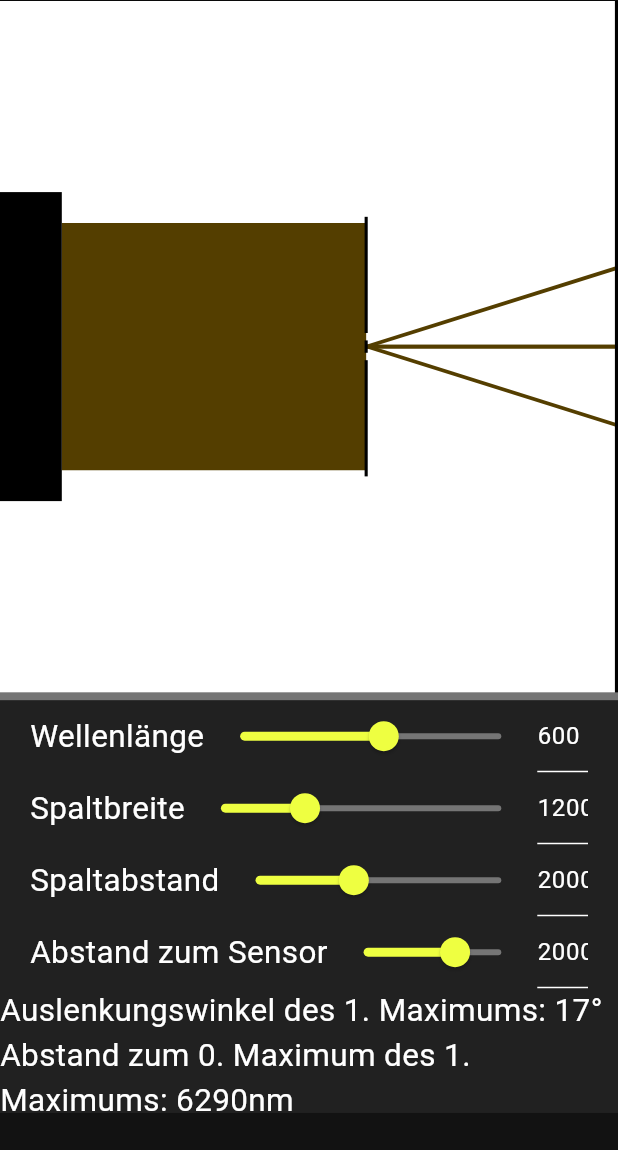
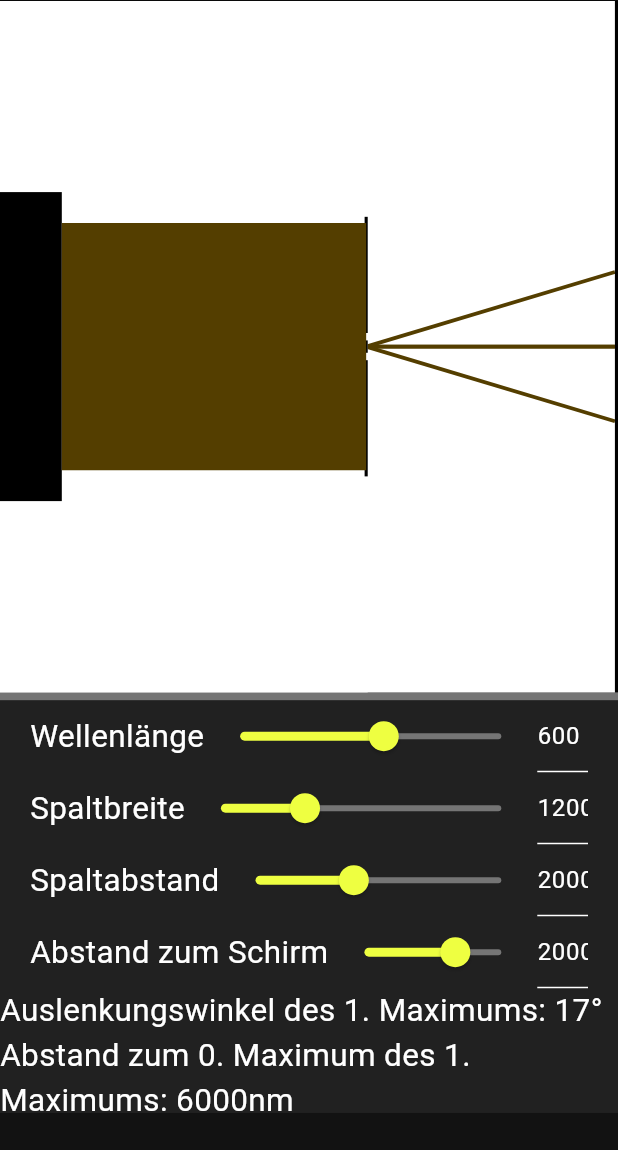
Before and after one commit to FerdiGlitz/physik_facharbeit, a Flutter app: the screen it shows after launch, on a phone screen of 412 x 824 dp, the part 86-1236 px from its top. Run offline on Flutter 3.47's test engine with Material 3 defaults, Android fonts, the phone set to English and light mode, and no system bars.

Commit message:
- Schirmbild hinzugefügt - neue Formel korrigiert und als Standardformel ausgewählt

```diff
--- a/lib/line_painter.dart
+++ /dev/null
@@ -1,25 +0,0 @@
-import 'package:flutter/material.dart';
-import 'package:physik_facharbeit/line.dart';
-
-class LinePainter extends CustomPainter {
-  final List<Line> lines;
-
-  final double lineWidth;
-
-  final Color lineColor;
-
-  const LinePainter ({required this.lines, required this.lineWidth, required this.lineColor});
-
-  @override
-  void paint(Canvas canvas, Size size) {
-    Paint paint = Paint();
-    paint.color = lineColor;
-    paint.strokeWidth = lineWidth;
-    for (int i = 0; i < lines.length; i++) {
-      canvas.drawLine(lines[i].lineStart, lines[i].lineEnd, paint);
-    }
-  }
-
-  @override
-  bool shouldRepaint(LinePainter oldDelegate) => true;
-}
--- /dev/null
+++ b/lib/lines/intensity_line.dart
@@ -0,0 +1,7 @@
+import 'line.dart';
+
+class IntensityLine extends Line{
+  double intensity;
+
+  IntensityLine ({required super.lineStart, required super.lineEnd, required this.intensity});
+}
--- a/lib/settings/sources.dart
+++ b/lib/settings/sources.dart
@@ -30,6 +30,7 @@ class _SourcesState extends State<Sources> {
   }
 
   List<Source> formeln = [
-    Source(usage: "Formel für λ zu RGB", source: "http://www.olos.de/~ukern/publ/tex/pdf/dtk200504.pdf")
+    Source(usage: "Formel für λ zu RGB", source: "http://www.olos.de/~ukern/publ/tex/pdf/dtk200504.pdf"),
+    Source(usage: "Formel für Lichtintensität", source: "https://studyflix.de/ingenieurwissenschaften/doppelspalt-6580")
   ];
 }
--- a/lib/sim_calculator.dart
+++ b/lib/sim_calculator.dart
@@ -1,9 +1,9 @@
 import 'dart:math';
 import 'dart:ui';
+import 'package:flutter/animation.dart';
 import 'package:flutter/cupertino.dart';
-import 'package:physik_facharbeit/sim_ui.dart';
-
-import 'line.dart';
+import 'package:physik_facharbeit/lines/intensity_line.dart';
+import 'lines/line.dart';
 
 class SimCalculator {
   double height;
@@ -22,34 +22,96 @@ class SimCalculator {
     required this.abstandZumSchirm
   });
 
+  ///Lichtintensität an einem beliebigen Punkt auf dem Schirm berechen
+  double calculateIntensity(double position) {
+    ///Aufteilung in mehrere Rechnungen zur Vermeidung von Fehlern
+    double d = (spaltbreite / 2) + spaltabstand;
+    double a = sin((2 * pi * d * sin(position)) / wellenlaenge);
+    double b = sin((pi * d * sin(position)) / wellenlaenge);
+    double c = sin((pi * spaltabstand * sin(position)) / wellenlaenge);
+    double e = (pi * spaltabstand * sin(position)) / wellenlaenge;
+
+    double intensity = pow(a / b, 2) * pow(c / e, 2).toDouble();
+    return intensity;
+  }
+
+  ///Schirmbild berechnen
+  List<IntensityLine> calculateIntensityLines() {
+    double maxIntensity = calculateIntensity(0.000000001);
+
+    List<IntensityLine> lines = [];
+
+    ///optimiert die Berechnung durch auslassungen
+    int optimizer = 2;
+
+    for (int i = 1; i < width / 2; i += optimizer) {
+      for (int j = 0; j < optimizer; j++) {
+        lines.addAll (
+            [
+              IntensityLine(
+                  lineStart: Offset(width / 2 - i + j, 0),
+                  lineEnd: Offset(width / 2 - i + j, height),
+                  intensity: calculateIntensity(i * (1 / (width / 2))) * (1 / maxIntensity)
+              ),
+              IntensityLine(
+                  lineStart: Offset(width / 2 + i - j, 0),
+                  lineEnd: Offset(width / 2 + i - j, height),
+                  intensity: calculateIntensity(i * (1 / (width / 2))) * (1 / maxIntensity)
+              ),
+            ]
+        );
+      }
+    }
+
+    return lines;
+  }
+
+  ///Mittelpunkt zwischen den Spalten
   Offset resultLineStart() {
     return Offset(
-        abstandLampeSpaltPixelBerechnen() +
-            width * 0.1025,
-        height * 0.28);
+        abstandLampeSpaltPixelBerechnen() + width * 0.1025, height * 0.28);
+  }
+
+  ///genaue Startpunkte
+  Offset mitteUntererSpalt() {
+    Offset mitte = resultLineStart();
+    double spaltbreitePixel = spaltbreite * 0.01 * height * 0.0005;
+    double spaltabstandPixel = spaltabstand * 0.01 * height * 0.0005;
+    return Offset(mitte.dx, mitte.dy + spaltbreitePixel / 2 + spaltabstandPixel / 2);
+  }
+
+  Offset mitteObererSpalt() {
+    Offset mitte = resultLineStart();
+    double spaltbreitePixel = spaltbreite * 0.01 * height * 0.0005;
+    double spaltabstandPixel = spaltabstand * 0.01 * height * 0.0005;
+    return Offset(mitte.dx, mitte.dy - spaltbreitePixel / 2 - spaltabstandPixel / 2);
   }
 
   Offset lampePositionPixel() {
-    return Offset(width * 0.1,
-        height * 0.28);
+    return Offset(width * 0.1, height * 0.28);
   }
 
   double abstandLampeSpaltPixelBerechnen() {
-    return width -
-        (width * abstandZumSchirm * 0.00002 +
-            width * 0.11);
+    return width - (width * abstandZumSchirm * 0.00002 + width * 0.11);
+  }
+
+  double wellenlaengePixelBerechnen() {
+    return wellenlaenge * 0.02;
   }
 
   ///berechnet abstand des k.Maximums zum 0.Maximum (ak) in nm
   ///k element von {1; 2; 3; ...}
   ///line target = Höhe des Doppelspaltes + ak (in Pixel)
   double abstandZumNulltenMaximum(int k) {
-    double ak = tan(asin(k * wellenlaenge / spaltabstand)) * abstandZumSchirm;///Alte Formel
-    if (SimUI.useNewWrongFormula) {
-      double o = (k * wellenlaenge)/spaltabstand;
+    double ak = 0;
+    double o = (k * wellenlaenge)/(spaltabstand + (spaltbreite / 2));
+    ///formula only valid while 0 < 1
+    if (o < 1) {
       ak = sqrt(((o*o)*(abstandZumSchirm * abstandZumSchirm))/((1-o)*(1-o)));///neue Formel
     }
-    //debugPrint(ak.toString());
+    else {
+      ak = 0;
+    }
     return ak;
   }
 
--- a/lib/sim_top_view.dart
+++ b/lib/sim_top_view.dart
@@ -1,7 +1,7 @@
 import 'package:flutter/material.dart';
 import 'package:physik_facharbeit/sim_calculator.dart';
-import 'line.dart';
-import 'line_painter.dart';
+import 'lines/line.dart';
+import 'painters/line_painter.dart';
 
 class SimTopView extends StatefulWidget {
   final SimCalculator simCalculator;
@@ -38,6 +38,35 @@ class _SimTopViewState extends State<SimTopView> {
             CustomPaint(
               size: const Size.fromWidth(0.5),
               painter: LinePainter(
+                simCalculator: widget.simCalculator,
+                lineColor: widget.simCalculator.farbeBerechnen(),
+                lineWidth: 600 * 0.01 * widget.simCalculator.height * 0.0005,
+                lines: widget.simCalculator.maximaBerechnen()),
+            ),
+          ],
+        ),
+        Row(
+          mainAxisAlignment: MainAxisAlignment.start,
+          children: [
+            Stack(
+              children: [
+                Container(
+                  color: Colors.white,
+                  child: Row(
+                    mainAxisAlignment: MainAxisAlignment.start,
+                    children: [
+                      lampe(),
+                      SizedBox(
+                        width: widget.simCalculator.abstandLampeSpaltPixelBerechnen(),
+                      ),
+                      spalt(),
+                    ],
+                  ),
+                ),
+                CustomPaint(
+                  size: const Size.fromWidth(0.5),
+                  painter: LinePainter(
+                      simCalculator: widget.simCalculator,
                       lineColor: widget.simCalculator.farbeBerechnen(),
                       lineWidth: widget.simCalculator.height * 0.2,
                       lines: [
@@ -52,28 +81,10 @@ class _SimTopViewState extends State<SimTopView> {
                       ]
                   ),
                 ),
-            CustomPaint(
-              size: const Size.fromWidth(0.5),
-              painter: LinePainter(
-                  lineColor: widget.simCalculator.farbeBerechnen(),
-                  lineWidth:
-                  600 * 0.01 * widget.simCalculator.height * 0.0005,
-                  lines: widget.simCalculator.maximaBerechnen()),
-            ),
               ],
             ),
-        Row(
-          mainAxisAlignment: MainAxisAlignment.start,
-          children: [
-            lampe(),
             SizedBox(
-              width: widget.simCalculator.abstandLampeSpaltPixelBerechnen(),
-            ),
-            spalt(),
-            SizedBox(
-              width: widget.simCalculator.width *
-                  widget.simCalculator.abstandZumSchirm *
-                  0.00002,
+              width: widget.simCalculator.width * widget.simCalculator.abstandZumSchirm * 0.00002,
             ),
             schirm()
           ],
--- a/lib/sim_ui.dart
+++ b/lib/sim_ui.dart
@@ -6,7 +6,6 @@ import 'package:physik_facharbeit/sim_top_view.dart';
 class SimUI extends StatefulWidget {
   final double height;
   final double width;
-  static bool useNewWrongFormula = false;
 
   const SimUI({super.key, required this.height, required this.width});
 
@@ -73,7 +72,7 @@ class _SimUIState extends State<SimUI> {
                   wellenlaengeSlider(),
                   spaltbreiteSlider(),
                   spaltabsstandSlider(),
-                  abstandZumSensorSlider(),
+                  abstandZumSchirmSlider(),
                   Text(
                     'Auslenkungswinkel des 1. Maximums: ${simCalculator.alphaBerechnen(1).round().toString()}°',
                     textScaler: const TextScaler.linear(1.5),
@@ -82,18 +81,6 @@ class _SimUIState extends State<SimUI> {
                     'Abstand zum 0. Maximum des 1. Maximums: ${simCalculator.abstandZumNulltenMaximum(1).round().toString()}nm',
                     textScaler: const TextScaler.linear(1.5),
                   ),
-                  Row(
-                    mainAxisAlignment: MainAxisAlignment.spaceBetween,
-                    children: [
-                      const Text(
-                        'Neue Formel verwenden',
-                        textScaler: TextScaler.linear(1.5),
-                      ),
-                      Switch(value: SimUI.useNewWrongFormula, onChanged: (bool newValue) {setState(() {
-                        SimUI.useNewWrongFormula = newValue;
-                      });})
-                    ],
-                  )
                 ],
               ),
             )
@@ -216,7 +203,7 @@ class _SimUIState extends State<SimUI> {
     );
   }
 
-  Widget abstandZumSensorSlider() {
+  Widget abstandZumSchirmSlider() {
     return Row(
       children: [
         const SizedBox(width: 20,),
@@ -224,7 +211,7 @@ class _SimUIState extends State<SimUI> {
           flex: 10,
           child: Row(
             children: [
-              const Text('Abstand zum Sensor', textScaler: TextScaler.linear(1.5),),
+              const Text('Abstand zum Schirm', textScaler: TextScaler.linear(1.5),),
               Expanded(
                 child: Slider (
                     value: simCalculator.abstandZumSchirm,
```
Also changed, not shown: lib/painters/intensity_line_painter.dart (added, +28 -0 lines), lib/painters/line_painter.dart (added, +49 -0 lines), lib/sim_result_view.dart (+27 -10 lines), lib/lines/line.dart (renamed from lib/line.dart). Lines whose indentation alone changed are shown as unchanged.
